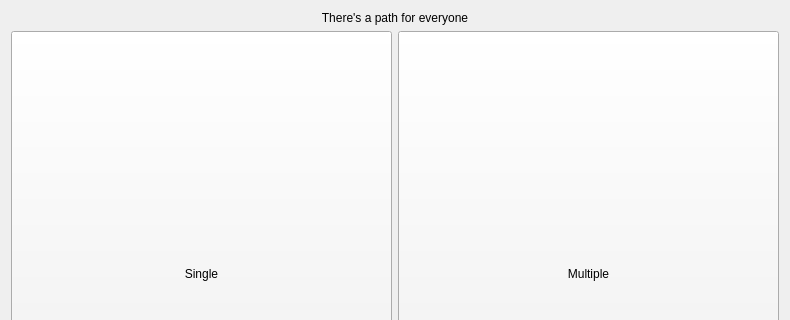
First picture: the form in client/salient_object_detectionW/startwindow.ui, repository Acytoo/salient-object-detection, before the edit; both pictures show x 0 to 790 and y 0 to 320 of the 790 by 555 pixel window.
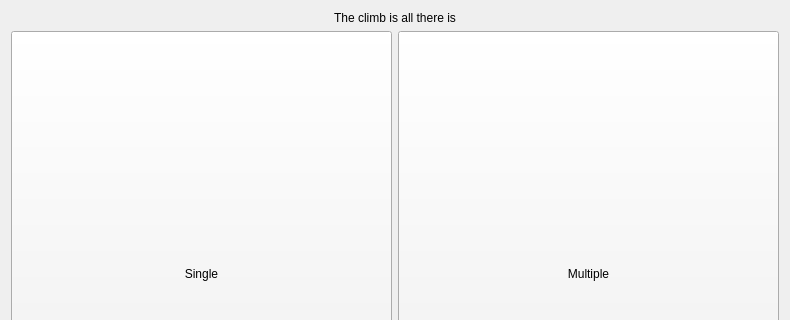
Second picture: the form after the edit. Icons and pictures are not drawn.

What changed in the file:
```diff
--- a/client/salient_object_detectionW/startwindow.ui
+++ b/client/salient_object_detectionW/startwindow.ui
@@ -40,7 +40,7 @@
        </sizepolicy>
       </property>
       <property name="text">
-       <string>There's a path for everyone</string>
+       <string>The climb is all there is</string>
       </property>
       <property name="alignment">
        <set>Qt::AlignCenter</set>
```
